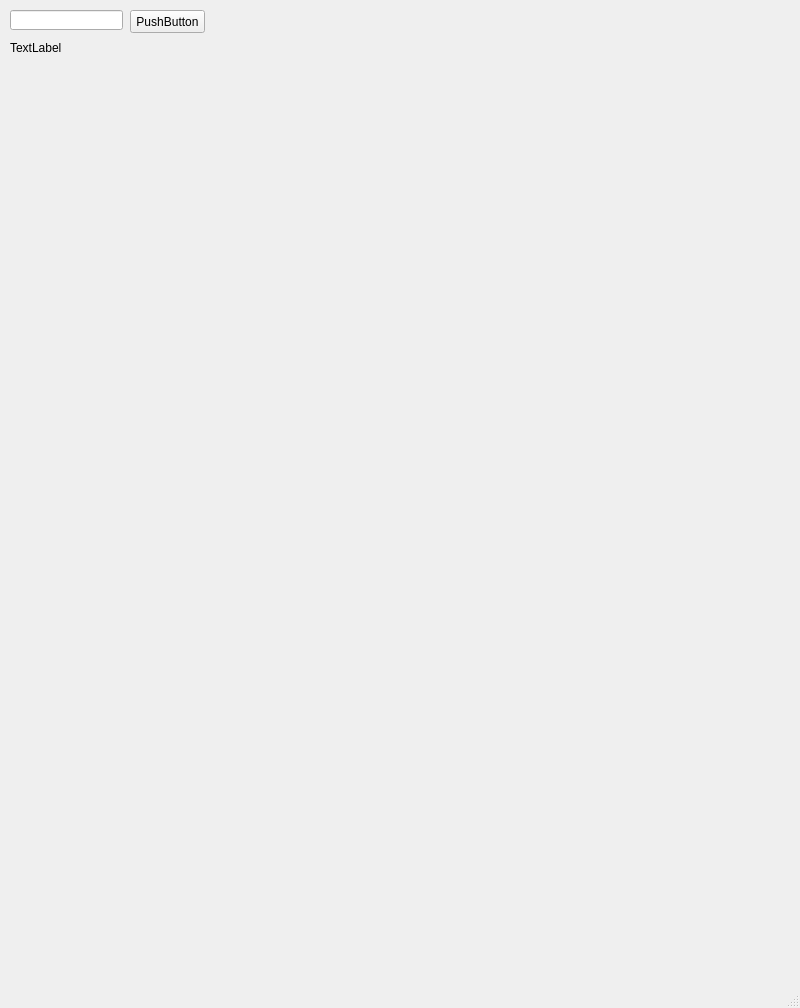
Qt form mainWindow.ui (HennaSalla/PythonYmparisto) before a commit.
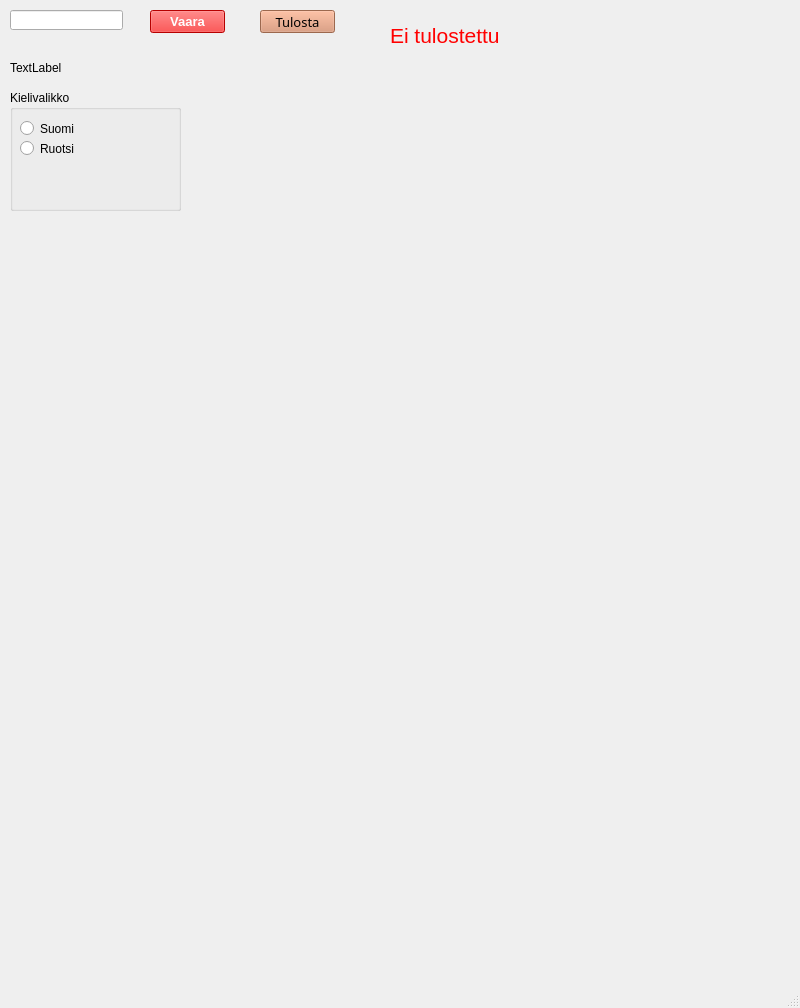
The same form after that commit.

```diff
--- a/mainWindow.ui
+++ b/mainWindow.ui
@@ -28,7 +28,7 @@
     <property name="geometry">
      <rect>
       <x>10</x>
-      <y>40</y>
+      <y>60</y>
       <width>201</width>
       <height>16</height>
      </rect>
@@ -40,14 +40,109 @@
    <widget class="QPushButton" name="pushButton">
     <property name="geometry">
      <rect>
-      <x>130</x>
+      <x>150</x>
       <y>10</y>
       <width>75</width>
       <height>23</height>
      </rect>
     </property>
+    <property name="font">
+     <font>
+      <pointsize>10</pointsize>
+      <weight>75</weight>
+      <bold>true</bold>
+     </font>
+    </property>
+    <property name="styleSheet">
+     <string notr="true">background-color: rgb(255, 0, 0);
+color: rgb(255, 255, 255);</string>
+    </property>
     <property name="text">
-     <string>PushButton</string>
+     <string>Vaara</string>
+    </property>
+   </widget>
+   <widget class="QPushButton" name="tulostaPushButton">
+    <property name="geometry">
+     <rect>
+      <x>260</x>
+      <y>10</y>
+      <width>75</width>
+      <height>23</height>
+     </rect>
+    </property>
+    <property name="font">
+     <font>
+      <family>MV Boli</family>
+      <pointsize>10</pointsize>
+      <weight>50</weight>
+      <bold>false</bold>
+     </font>
+    </property>
+    <property name="styleSheet">
+     <string notr="true">background-color: rgb(218, 145, 109);</string>
+    </property>
+    <property name="text">
+     <string>Tulosta</string>
+    </property>
+   </widget>
+   <widget class="QGroupBox" name="languageGroupBox">
+    <property name="geometry">
+     <rect>
+      <x>10</x>
+      <y>90</y>
+      <width>171</width>
+      <height>121</height>
+     </rect>
+    </property>
+    <property name="title">
+     <string>Kielivalikko</string>
+    </property>
+    <widget class="QRadioButton" name="FinnishRadioButton">
+     <property name="geometry">
+      <rect>
+       <x>10</x>
+       <y>30</y>
+       <width>82</width>
+       <height>17</height>
+      </rect>
+     </property>
+     <property name="text">
+      <string>Suomi</string>
+     </property>
+    </widget>
+    <widget class="QRadioButton" name="SwedishRadioButton">
+     <property name="geometry">
+      <rect>
+       <x>10</x>
+       <y>50</y>
+       <width>82</width>
+       <height>17</height>
+      </rect>
+     </property>
+     <property name="text">
+      <string>Ruotsi</string>
+     </property>
+    </widget>
+   </widget>
+   <widget class="QLabel" name="tulostettuLabel">
+    <property name="geometry">
+     <rect>
+      <x>390</x>
+      <y>20</y>
+      <width>151</width>
+      <height>31</height>
+     </rect>
+    </property>
+    <property name="font">
+     <font>
+      <pointsize>16</pointsize>
+     </font>
+    </property>
+    <property name="styleSheet">
+     <string notr="true">color: rgb(255, 0, 0);</string>
+    </property>
+    <property name="text">
+     <string>Ei tulostettu</string>
     </property>
    </widget>
   </widget>
```
Left out of the diff: 21 changed lines with no effect on the pictures.
